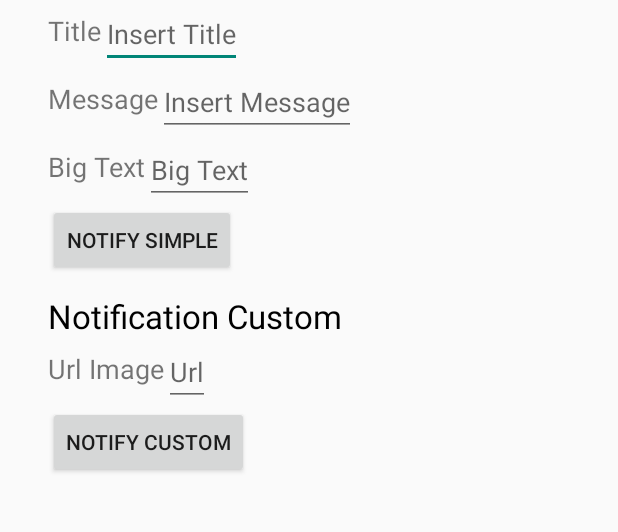
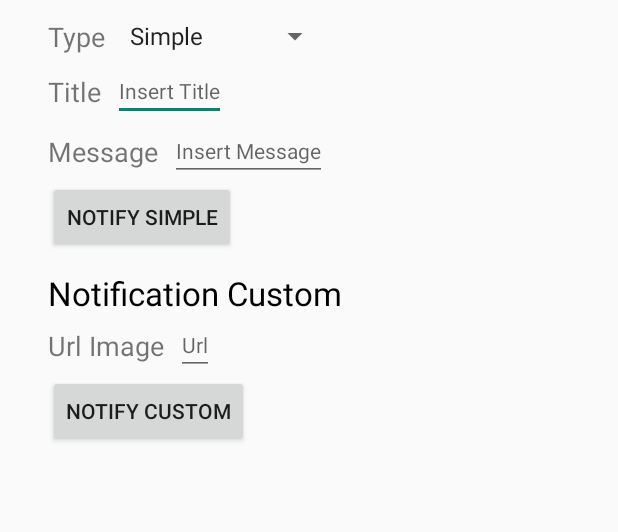
Before and after one commit to halysongoncalves/Pugnotification, an Android app: the screen it shows after launch (SamplePugNotification), on a phone screen of 412 x 824 dp, the part 176-708 px from its top. Run offline under Robolectric (Android 15) with nearby library versions, the phone set to English and light mode, and no system bars; our stand-ins replace Picasso.

Commit message:
Sample app updated with inboxStyle

```diff
--- a/pugnotification-sample/build.gradle
+++ b/pugnotification-sample/build.gradle
@@ -8,8 +8,8 @@ android {
         applicationId "br.com.goncalves.pugnotification.sample"
         minSdkVersion 10
         targetSdkVersion 22
-        versionCode 3
-        versionName "1.1.0"
+        versionCode 4
+        versionName "1.2.0"
     }
 
     buildTypes {
--- a/pugnotification-sample/src/main/java/br/com/goncalves/pugnotification/sample/SamplePugNotification.java
+++ b/pugnotification-sample/src/main/java/br/com/goncalves/pugnotification/sample/SamplePugNotification.java
@@ -6,14 +6,20 @@ import android.graphics.drawable.Drawable;
 import android.os.Bundle;
 import android.support.v7.app.AppCompatActivity;
 import android.view.View;
+import android.widget.AdapterView;
+import android.widget.ArrayAdapter;
 import android.widget.Button;
 import android.widget.EditText;
+import android.widget.RelativeLayout;
+import android.widget.Spinner;
+import android.widget.Toast;
 
 import com.squareup.picasso.Picasso;
 import com.squareup.picasso.Target;
 
 import br.com.goncalves.pugnotification.interfaces.ImageLoader;
 import br.com.goncalves.pugnotification.interfaces.OnImageLoadingCompleted;
+import br.com.goncalves.pugnotification.notification.Load;
 import br.com.goncalves.pugnotification.notification.PugNotification;
 
 public class SamplePugNotification extends AppCompatActivity implements ImageLoader {
@@ -22,6 +28,9 @@ public class SamplePugNotification extends AppCompatActivity implements ImageLoa
     private Context mContext;
     // Keep a strong reference to keep it from being garbage collected inside into method
     private Target viewTarget;
+    private Spinner mSpnType;
+    private RelativeLayout mContentBigText;
+    private int mPosSelected = 0;
 
     @Override
     protected void onCreate(Bundle savedInstanceState) {
@@ -40,36 +49,97 @@ public class SamplePugNotification extends AppCompatActivity implements ImageLoa
         this.mEdtUrl = (EditText) findViewById(R.id.edt_url);
         this.mBtnNotifySimple = (Button) findViewById(R.id.btn_notify_simple);
         this.mBtnNotifyCustom = (Button) findViewById(R.id.btn_notify_custom);
+        this.mSpnType = (Spinner) findViewById(R.id.spn_notification_type);
+        ArrayAdapter<CharSequence> adapter = ArrayAdapter.createFromResource(this,
+                R.array.pugnotification_notification_types, android.R.layout.simple_spinner_item);
+        adapter.setDropDownViewResource(android.R.layout.simple_spinner_dropdown_item);
+        this.mSpnType.setAdapter(adapter);
+
+        this.mContentBigText = (RelativeLayout) findViewById(R.id.content_bigtext);
     }
 
     private void loadListeners() {
+        mSpnType.setOnItemSelectedListener(new AdapterView.OnItemSelectedListener() {
+            @Override
+            public void onItemSelected(AdapterView<?> parent, View view, int position, long id) {
+                mPosSelected = position;
+                switch (position) {
+                    case 0:
+                        mContentBigText.setVisibility(View.GONE);
+                        break;
+                    case 1:
+                        mContentBigText.setVisibility(View.VISIBLE);
+                        break;
+                    case 2:
+                        mContentBigText.setVisibility(View.GONE);
+                        break;
+                }
+            }
+
+            @Override
+            public void onNothingSelected(AdapterView<?> parent) {
+
+            }
+        });
         mBtnNotifySimple.setOnClickListener(new View.OnClickListener() {
             @Override
             public void onClick(View v) {
                 String title = mEdtTitle.getText().toString();
                 String message = mEdtMessage.getText().toString();
                 String bigtext = mEdtBigText.getText().toString();
-
-                PugNotification.with(mContext).load()
+                if (title.length() > 0 && message.length() > 0) {
+                    Load mLoad = PugNotification.with(mContext).load()
                             .smallIcon(R.drawable.pugnotification_ic_launcher)
                             .autoCancel(true)
                             .largeIcon(R.drawable.pugnotification_ic_launcher)
                             .title(title)
-                        .message(message)
-                        .bigTextStyle(bigtext)
+                            .message(message);
+
+                    switch (mPosSelected) {
+                        case 0:
+                            mLoad.simple()
+                                 .build();
+                            break;
+                        case 1:
+                            if (bigtext.length() > 0) {
+                                mLoad.bigTextStyle(bigtext, message)
                                         .simple()
                                         .build();
+                            } else {
+                                Toast.makeText(getApplicationContext(),
+                                        R.string.pugnotification_text_empty_fields,
+                                        Toast.LENGTH_SHORT).show();
+                            }
+                            break;
+                        case 2:
+                            mLoad.inboxStyle(getResources().
+                                            getStringArray(R.array.pugnotification_notification_inbox_lines),
+                                    title,
+                                    getResources().getString(R.string.pugnotification_text_summary))
+                                    .simple()
+                                    .build();
+                            break;
+                    }
+                } else {
+                    Toast.makeText(getApplicationContext(),
+                            R.string.pugnotification_text_empty_fields,
+                            Toast.LENGTH_SHORT).show();
+                }
             }
         });
 
-        mBtnNotifyCustom.setOnClickListener(new View.OnClickListener() {
+        mBtnNotifyCustom.setOnClickListener(new View.OnClickListener()
+
+        {
             @Override
             public void onClick(View v) {
+
                 String title = mEdtTitle.getText().toString();
                 String message = mEdtMessage.getText().toString();
                 String bigtext = mEdtBigText.getText().toString();
                 String url = mEdtUrl.getText().toString();
 
+                if (title.length() > 0 && message.length() > 0) {
                     PugNotification.with(mContext).load()
                             .title(title)
                             .message(message)
@@ -82,6 +152,11 @@ public class SamplePugNotification extends AppCompatActivity implements ImageLoa
                             .background(url)
                             .setPlaceholder(R.drawable.pugnotification_ic_placeholder)
                             .build();
+                } else {
+                    Toast.makeText(getApplicationContext(),
+                            R.string.pugnotification_text_empty_fields,
+                            Toast.LENGTH_SHORT).show();
+                }
             }
         });
     }
--- a/pugnotification-sample/src/main/res/layout/pugnotification_sample_activity.xml
+++ b/pugnotification-sample/src/main/res/layout/pugnotification_sample_activity.xml
@@ -1,13 +1,14 @@
 <ScrollView xmlns:android="http://schemas.android.com/apk/res/android"
-    android:layout_width="match_parent"
-    android:layout_height="match_parent"
-    android:layout_margin="@dimen/margin_large">
+            android:layout_width="match_parent"
+            android:layout_height="match_parent"
+            android:layout_margin="@dimen/margin_large">
 
 
     <LinearLayout
         android:layout_width="match_parent"
         android:layout_height="0dp"
         android:layout_margin="@dimen/margin_large"
+        android:animateLayoutChanges="true"
         android:orientation="vertical">
 
         <TextView
@@ -16,7 +17,34 @@
             android:layout_height="wrap_content"
             android:text="@string/pugnotification_text_notification"
             android:textColor="@android:color/black"
-            android:textSize="@dimen/textSize_large" />
+            android:layout_marginBottom="@dimen/margin_default"
+            android:textSize="@dimen/textSize_large"/>
+
+        <RelativeLayout
+            android:id="@+id/content_type"
+            android:layout_width="wrap_content"
+            android:layout_height="wrap_content">
+
+            <TextView
+                android:id="@+id/text_type"
+                android:layout_width="wrap_content"
+                android:layout_height="wrap_content"
+                android:layout_marginTop="@dimen/margin_default"
+                android:text="@string/pugnotification_text_type"
+                android:layout_centerVertical="true"
+                android:textSize="@dimen/textSize_medium"/>
+
+            <Spinner
+                android:id="@+id/spn_notification_type"
+                android:layout_width="wrap_content"
+                android:layout_height="wrap_content"
+                android:layout_marginLeft="@dimen/margin_default"
+                android:layout_toEndOf="@+id/text_type"
+                android:layout_toRightOf="@+id/text_type"
+                android:layout_centerVertical="true"
+                android:textSize="@dimen/textSize_small"
+                />
+        </RelativeLayout>
 
         <RelativeLayout
             android:id="@+id/content_title"
@@ -29,15 +57,19 @@
                 android:layout_height="wrap_content"
                 android:layout_marginTop="@dimen/margin_default"
                 android:text="@string/pugnotification_text_title"
-                android:textSize="@dimen/textSize_medium" />
+                android:textSize="@dimen/textSize_medium"/>
 
             <EditText
                 android:id="@+id/edt_title"
                 android:layout_width="wrap_content"
                 android:layout_height="wrap_content"
+                android:layout_marginLeft="@dimen/margin_default"
+                android:layout_toEndOf="@+id/text_title"
                 android:layout_toRightOf="@+id/text_title"
-                android:layout_toEndOf="@+id/text_title"
-                android:hint="@string/pugnotification_text_hint_title" />
+                android:hint="@string/pugnotification_text_hint_title"
+                android:textSize="@dimen/textSize_small"/>
+
+
         </RelativeLayout>
 
 
@@ -46,28 +78,32 @@
             android:layout_width="wrap_content"
             android:layout_height="wrap_content">
 
+
             <TextView
                 android:id="@+id/text_message"
                 android:layout_width="wrap_content"
                 android:layout_height="wrap_content"
                 android:layout_marginTop="@dimen/margin_default"
                 android:text="@string/pugnotification_text_message"
-                android:textSize="@dimen/textSize_medium" />
+                android:textSize="@dimen/textSize_medium"/>
 
             <EditText
                 android:id="@+id/edt_message"
                 android:layout_width="wrap_content"
                 android:layout_height="wrap_content"
+                android:layout_marginLeft="@dimen/margin_default"
+                android:layout_toEndOf="@+id/text_message"
                 android:layout_toRightOf="@+id/text_message"
-                android:layout_toEndOf="@+id/text_message"
-                android:hint="@string/pugnotification_text_hint_message" />
+                android:hint="@string/pugnotification_text_hint_message"
+                android:textSize="@dimen/textSize_small"/>
         </RelativeLayout>
 
 
         <RelativeLayout
             android:id="@+id/content_bigtext"
             android:layout_width="wrap_content"
-            android:layout_height="wrap_content">
+            android:layout_height="wrap_content"
+            android:visibility="gone">
 
             <TextView
                 android:id="@+id/text_bigtext"
@@ -75,15 +111,17 @@
                 android:layout_height="wrap_content"
                 android:layout_marginTop="@dimen/margin_default"
                 android:text="@string/pugnotification_text_bigtext"
-                android:textSize="@dimen/textSize_medium" />
+                android:textSize="@dimen/textSize_medium"/>
 
             <EditText
                 android:id="@+id/edt_bigtext"
                 android:layout_width="wrap_content"
                 android:layout_height="wrap_content"
+                android:layout_marginLeft="@dimen/margin_default"
+                android:layout_toEndOf="@+id/text_bigtext"
                 android:layout_toRightOf="@+id/text_bigtext"
-                android:layout_toEndOf="@+id/text_bigtext"
-                android:hint="@string/pugnotification_text_hint_bigtext" />
+                android:hint="@string/pugnotification_text_hint_bigtext"
+                android:textSize="@dimen/textSize_small"/>
         </RelativeLayout>
 
 
@@ -91,7 +129,7 @@
             android:id="@+id/btn_notify_simple"
             android:layout_width="wrap_content"
             android:layout_height="wrap_content"
-            android:text="@string/pugnotification_button_notify_simple" />
+            android:text="@string/pugnotification_button_notify_simple"/>
 
         <TextView
             android:id="@+id/text_title_custom"
@@ -100,7 +138,7 @@
             android:layout_marginTop="@dimen/margin_middle"
             android:text="@string/pugnotification_text_notification_custom"
             android:textColor="@android:color/black"
-            android:textSize="@dimen/textSize_large" />
+            android:textSize="@dimen/textSize_large"/>
 
 
         <RelativeLayout
@@ -114,21 +152,23 @@
                 android:layout_height="wrap_content"
                 android:layout_marginTop="@dimen/margin_default"
                 android:text="@string/pugnotification_text_url"
-                android:textSize="@dimen/textSize_medium" />
+                android:textSize="@dimen/textSize_medium"/>
 
             <EditText
                 android:id="@+id/edt_url"
                 android:layout_width="wrap_content"
                 android:layout_height="wrap_content"
+                android:layout_marginLeft="@dimen/margin_default"
+                android:layout_toEndOf="@+id/text_url"
                 android:layout_toRightOf="@+id/text_url"
-                android:layout_toEndOf="@+id/text_url"
-                android:hint="@string/pugnotification_text_hint_url" />
+                android:hint="@string/pugnotification_text_hint_url"
+                android:textSize="@dimen/textSize_small"/>
         </RelativeLayout>
 
         <Button
             android:id="@+id/btn_notify_custom"
             android:layout_width="wrap_content"
             android:layout_height="wrap_content"
-            android:text="@string/pugnotification_button_notify_custom" />
+            android:text="@string/pugnotification_button_notify_custom"/>
     </LinearLayout>
 </ScrollView>
--- a/pugnotification-sample/src/main/res/values/pugnotification_strings.xml
+++ b/pugnotification-sample/src/main/res/values/pugnotification_strings.xml
@@ -11,4 +11,19 @@
     <string name="pugnotification_text_hint_message">Insert Message</string>
     <string name="pugnotification_button_notify_simple">Notify Simple</string>
     <string name="pugnotification_button_notify_custom">Notify Custom</string>
+    <string name="pugnotification_text_summary">5 new messages</string>
+
+    <array name="pugnotification_notification_types">
+        <item>Simple</item>
+        <item>Big Text</item>
+        <item>Inbox Style</item>
+    </array>
+
+    <array name="pugnotification_notification_inbox_lines">
+        <item>Message 1</item>
+        <item>Message 2</item>
+        <item>Message 3</item>
+        <item>Message 4</item>
+        <item>Message 5</item>
+    </array>
 </resources>
--- /dev/null
+++ b/pugnotification-sample/src/main/res/values/strings.xml
@@ -0,0 +1,5 @@
+<?xml version="1.0" encoding="utf-8"?>
+<resources>
+    <string name="pugnotification_text_type">Type</string>
+    <string name="pugnotification_text_empty_fields">The fields can\'t be empty!</string>
+</resources>
--- a/pugnotification/src/main/java/br/com/goncalves/pugnotification/notification/Load.java
+++ b/pugnotification/src/main/java/br/com/goncalves/pugnotification/notification/Load.java
@@ -190,7 +190,7 @@ public class Load {
 
         NotificationCompat.BigTextStyle bigStyle = new NotificationCompat.BigTextStyle();
         bigStyle.bigText(bigTextStyle);
-        if(summaryText != null && summaryText.length() > 0){
+        if(summaryText != null){
             bigStyle.setSummaryText(summaryText);
         }
         this.builder.setStyle(bigStyle);
@@ -204,7 +204,7 @@ public class Load {
 
         NotificationCompat.BigTextStyle bigStyle = new NotificationCompat.BigTextStyle();
         bigStyle.bigText(bigTextStyle);
-        if(summaryText != null && summaryText.length() > 0){
+        if(summaryText != null){
             bigStyle.setSummaryText(summaryText);
         }
         this.builder.setStyle(bigStyle);
```
Lines whose indentation alone changed are shown as unchanged.
